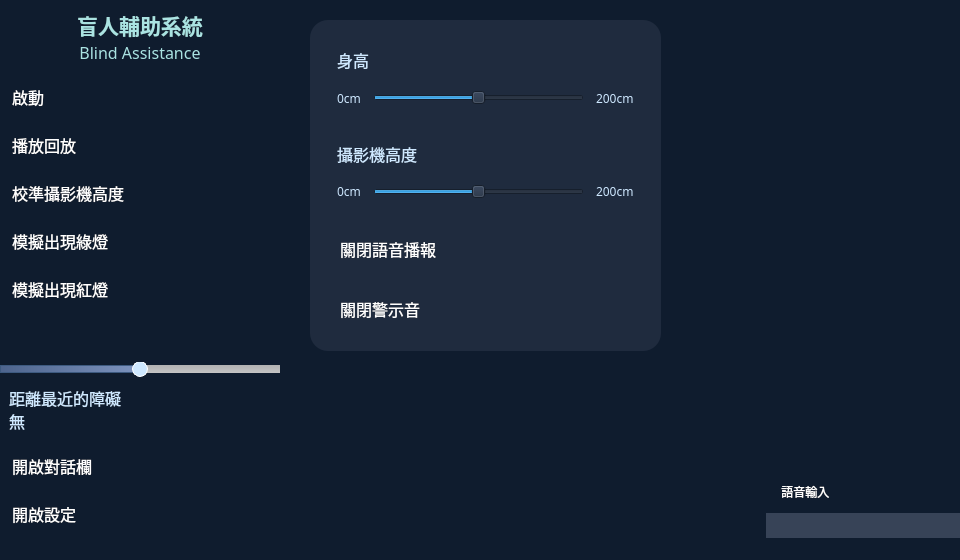
Above: gui/main_window.ui from BoJhong/blind-assistance before the change. Below: the same form after it.
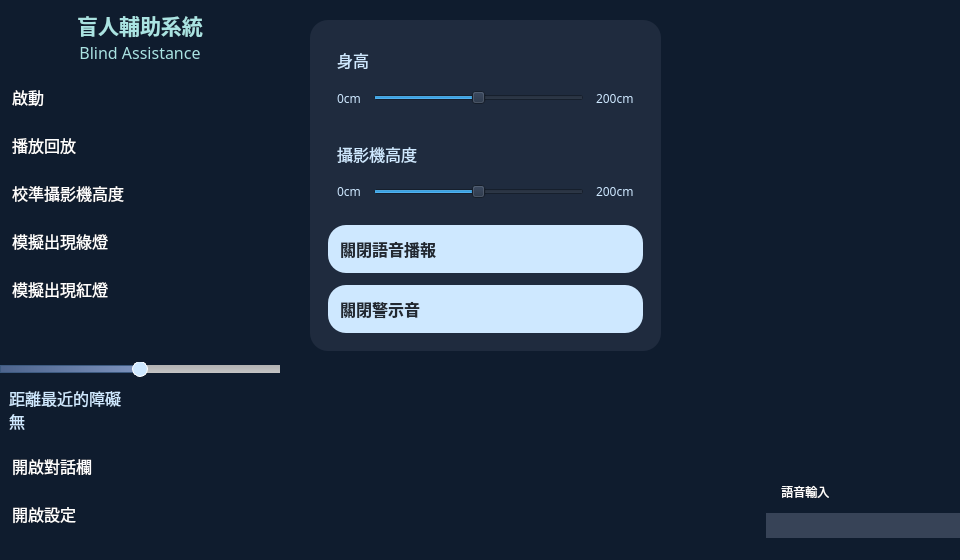
That is the form after the change. The open tabs and pages were chosen to show the change. Icons and pictures are not drawn.

```diff
--- a/gui/main_window.ui
+++ b/gui/main_window.ui
@@ -1049,6 +1049,9 @@
               <property name="checkable">
                <bool>true</bool>
               </property>
+              <property name="checked">
+               <bool>true</bool>
+              </property>
               <property name="autoExclusive">
                <bool>false</bool>
               </property>
@@ -1085,6 +1088,9 @@
               <property name="checkable">
                <bool>true</bool>
               </property>
+              <property name="checked">
+               <bool>true</bool>
+              </property>
              </widget>
             </item>
            </layout>
```
Left out of the diff: 3 changed lines with no effect on the pictures.
